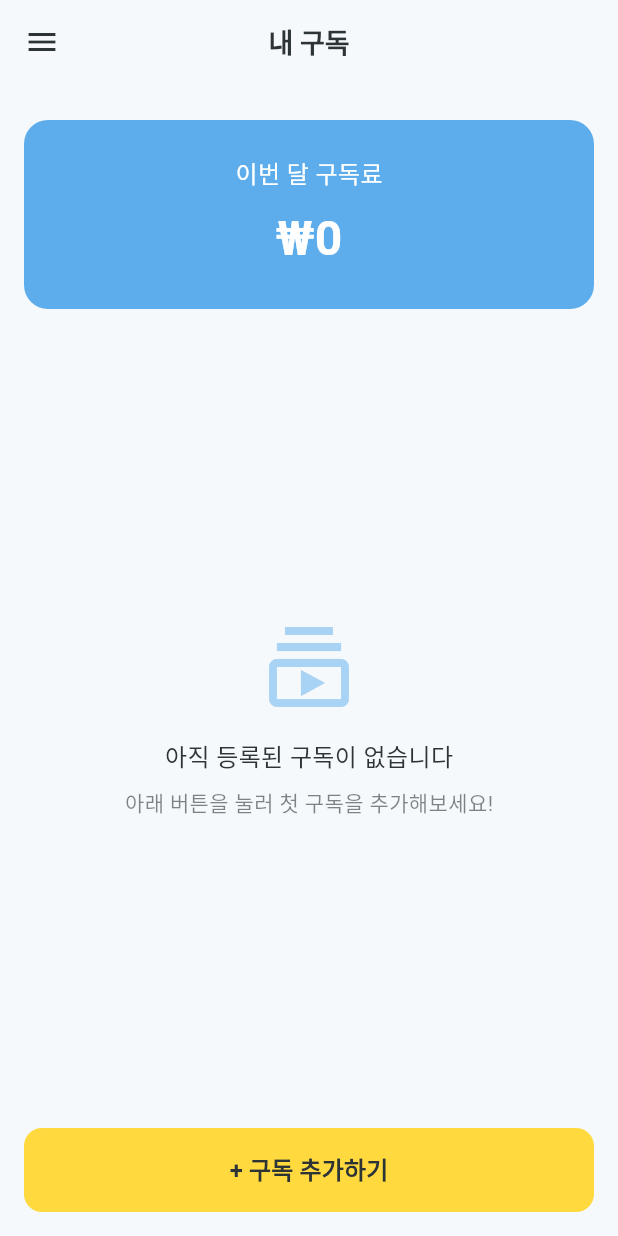
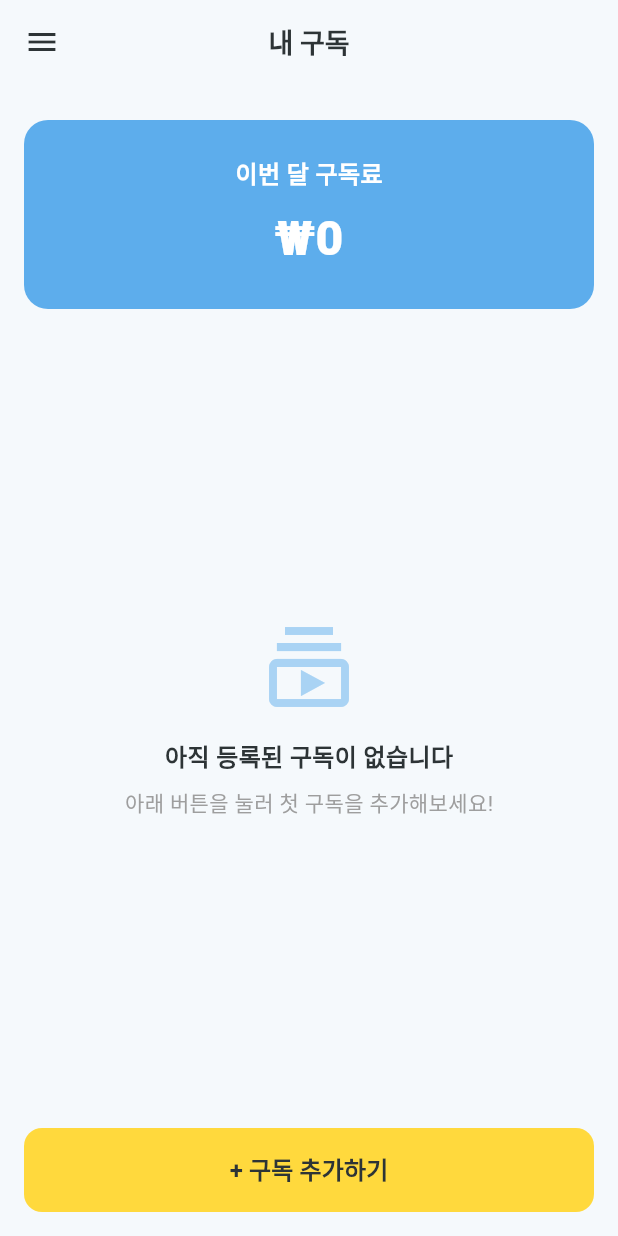
Before and after one commit to Bongpal-dev/Subby, a Flutter app: the HomeScreen screen opened directly, on a phone screen of 412 x 824 dp. Run offline on Flutter 3.47's test engine with Material 3 defaults, Android fonts, the phone set to English and light mode, and no system bars; our stand-ins replace cloud_firestore, drift, drift_flutter, firebase_auth, firebase_core, firebase_database and 2 more; accounts and stored records are empty; generated files the repository leaves out were written again; network calls fail; Roboto replaces fonts that are missing (NanumSquareNeo).

Commit message:
refactor: HomeScreen 디자인 시스템 적용
- AppTypography, AppColors 적용
- 하드코딩된 TextStyle, Color 제거
- AppColorScheme 인터페이스 추가

```diff
--- a/lib/core/theme/app_colors.dart
+++ b/lib/core/theme/app_colors.dart
@@ -2,13 +2,42 @@ import 'package:flutter/material.dart';
 
 abstract class AppColors {
   // Light Mode
-  static const light = _LightColors();
+  static const AppColorScheme light = _LightColors();
 
   // Dark Mode
-  static const dark = _DarkColors();
+  static const AppColorScheme dark = _DarkColors();
 }
 
-class _LightColors {
+abstract class AppColorScheme {
+  const AppColorScheme();
+
+  // 메인 컬러
+  Color get primary;
+  Color get secondary;
+
+  // 배경
+  Color get background;
+  Color get surface;
+
+  // 텍스트
+  Color get textPrimary;
+  Color get textSecondary;
+  Color get textTertiary;
+
+  // 상태
+  Color get error;
+  Color get success;
+  Color get warning;
+
+  // UI 요소
+  Color get border;
+  Color get divider;
+  Color get disabled;
+  Color get selectedBg;
+  Color get overlay;
+}
+
+class _LightColors extends AppColorScheme {
   const _LightColors();
 
   // 메인 컬러
@@ -37,7 +66,7 @@ class _LightColors {
   final Color overlay = const Color(0x52000000); // black 32%
 }
 
-class _DarkColors {
+class _DarkColors extends AppColorScheme {
   const _DarkColors();
 
   // 메인 컬러
--- a/lib/presentation/home/home_screen.dart
+++ b/lib/presentation/home/home_screen.dart
@@ -1,5 +1,7 @@
 import 'package:flutter/material.dart';
 import 'package:flutter_riverpod/flutter_riverpod.dart';
+import 'package:subby/core/theme/app_colors.dart';
+import 'package:subby/core/theme/app_typography.dart';
 import 'package:subby/domain/model/user_subscription.dart';
 import 'package:subby/presentation/common/app_drawer.dart';
 import 'package:subby/presentation/home/home_view_model.dart';
@@ -59,9 +61,9 @@ class HomeScreen extends ConsumerWidget {
                       borderRadius: BorderRadius.circular(12),
                     ),
                   ),
-                  child: const Text(
+                  child: Text(
                     '+ 구독 추가하기',
-                    style: TextStyle(fontSize: 16, fontWeight: FontWeight.w600),
+                    style: AppTypography.titleLarge,
                   ),
                 ),
               ),
@@ -111,22 +113,14 @@ class _HeaderCard extends StatelessWidget {
       ),
       child: Column(
         children: [
-          const Text(
+          Text(
             '이번 달 구독료',
-            style: TextStyle(
-              color: Colors.white,
-              fontSize: 16,
-              fontWeight: FontWeight.w500,
-            ),
+            style: AppTypography.titleLarge.copyWith(color: Colors.white),
           ),
           const SizedBox(height: 8),
           Text(
             '\u20a9$formatted',
-            style: const TextStyle(
-              color: Colors.white,
-              fontSize: 32,
-              fontWeight: FontWeight.bold,
-            ),
+            style: AppTypography.displayLarge.copyWith(color: Colors.white),
           ),
         ],
       ),
@@ -146,7 +140,9 @@ class _EmptyState extends StatelessWidget {
 
   @override
   Widget build(BuildContext context) {
-    final colorScheme = Theme.of(context).colorScheme;
+    final colors = Theme.of(context).brightness == Brightness.dark
+        ? AppColors.dark
+        : AppColors.light;
 
     return Center(
       child: Column(
@@ -155,24 +151,17 @@ class _EmptyState extends StatelessWidget {
           Icon(
             Icons.subscriptions_outlined,
             size: 64,
-            color: colorScheme.primary.withValues(alpha: 0.5),
+            color: colors.primary.withValues(alpha: 0.5),
           ),
           const SizedBox(height: 16),
           Text(
             '아직 등록된 구독이 없습니다',
-            style: TextStyle(
-              fontSize: 16,
-              fontWeight: FontWeight.w500,
-              color: Theme.of(context).colorScheme.onSurface,
-            ),
+            style: AppTypography.titleLarge.copyWith(color: colors.textPrimary),
           ),
           const SizedBox(height: 8),
           Text(
             '아래 버튼을 눌러 첫 구독을 추가해보세요!',
-            style: TextStyle(
-              fontSize: 14,
-              color: Theme.of(context).colorScheme.onSurface.withValues(alpha: 0.6),
-            ),
+            style: AppTypography.bodySmall.copyWith(color: colors.textTertiary),
           ),
         ],
       ),
@@ -213,7 +202,9 @@ class _SubscriptionTile extends StatelessWidget {
 
   @override
   Widget build(BuildContext context) {
-    final colorScheme = Theme.of(context).colorScheme;
+    final colors = Theme.of(context).brightness == Brightness.dark
+        ? AppColors.dark
+        : AppColors.light;
     final isUsd = subscription.currency == 'USD';
 
     final currencySymbol = isUsd ? '\$' : '\u20a9';
@@ -238,18 +229,15 @@ class _SubscriptionTile extends StatelessWidget {
                   children: [
                     Text(
                       subscription.name,
-                      style: TextStyle(
-                        fontWeight: FontWeight.w600,
-                        fontSize: 16,
-                        color: colorScheme.onSurface,
+                      style: AppTypography.titleLarge.copyWith(
+                        color: colors.textPrimary,
                       ),
                     ),
                     const SizedBox(height: 4),
                     Text(
                       '매월 ${subscription.billingDay}일 결제',
-                      style: TextStyle(
-                        fontSize: 14,
-                        color: colorScheme.onSurface.withValues(alpha: 0.6),
+                      style: AppTypography.bodySmall.copyWith(
+                        color: colors.textTertiary,
                       ),
                     ),
                   ],
@@ -260,19 +248,16 @@ class _SubscriptionTile extends StatelessWidget {
                 children: [
                   Text(
                     '$currencySymbol$formattedAmount',
-                    style: TextStyle(
-                      fontWeight: FontWeight.w600,
-                      fontSize: 16,
-                      color: colorScheme.primary,
+                    style: AppTypography.titleLarge.copyWith(
+                      color: colors.primary,
                     ),
                   ),
                   if (krwConverted != null) ...[
                     const SizedBox(height: 4),
                     Text(
                       '\u2248 \u20a9${_formatKrw(krwConverted)}',
-                      style: TextStyle(
-                        fontSize: 13,
-                        color: colorScheme.onSurface.withValues(alpha: 0.6),
+                      style: AppTypography.captionLarge.copyWith(
+                        color: colors.textTertiary,
                       ),
                     ),
                   ],
```
